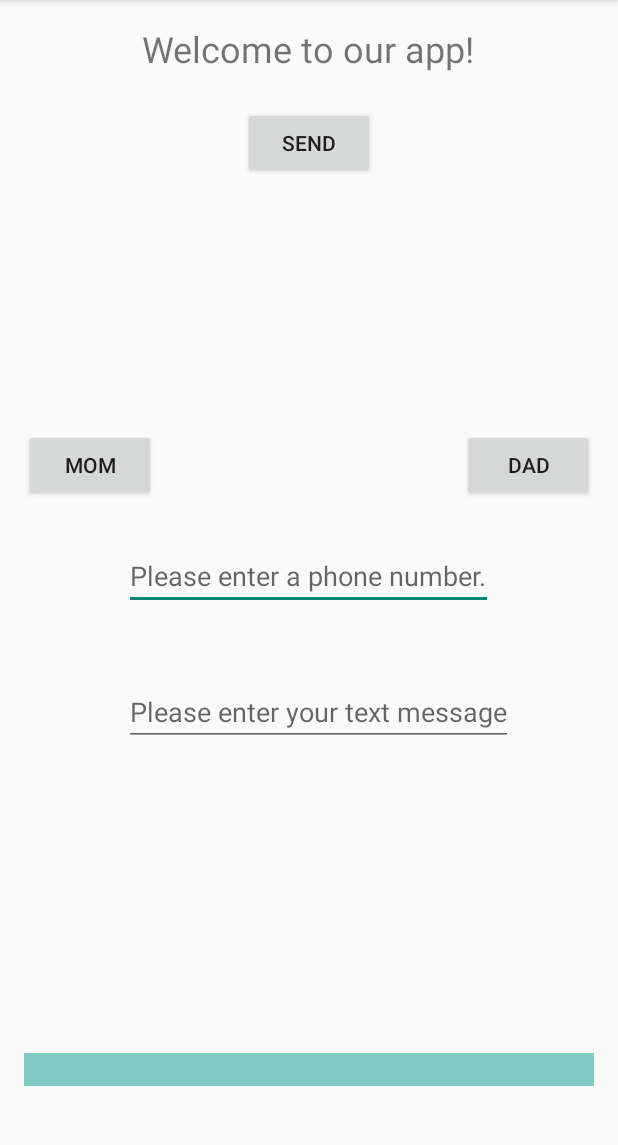
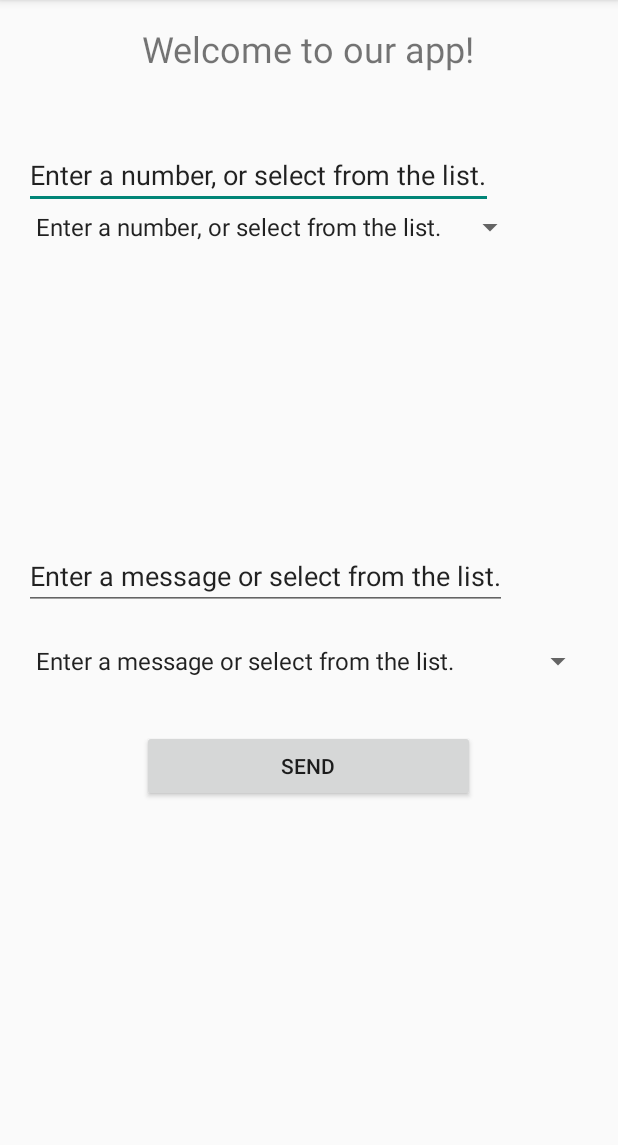
Before and after one commit to tristangaebler/TextingApp, an Android app: the screen it shows after launch (TextingActivity), on a phone screen of 412 x 824 dp, the part 84-1229 px from its top. Run offline under Robolectric (Android 15) with nearby library versions, the phone set to English and light mode, and no system bars.

Commit message:
My own version of the app

```diff
--- a/app/src/main/java/ctect/textingapp/TextingActivity.java
+++ b/app/src/main/java/ctect/textingapp/TextingActivity.java
@@ -31,14 +31,14 @@ import java.util.ArrayList;
 public class TextingActivity extends AppCompatActivity {
 
     private Button startButton;
-    private Button dadContact;
-    private Button momContact;
     private TextView titleBox;
     private EditText phoneNumber;
     private EditText TextMessage;
     private RelativeLayout backgroundLayout;
     private Spinner  textSpinner;
+    private Spinner numberSpinner;
     private ArrayList<String> messageList;
+    private ArrayList<String> phoneList;
 
 
     @Override
@@ -48,17 +48,17 @@ public class TextingActivity extends AppCompatActivity {
 
         //Init for the variables startButton and titleBox
         startButton = (Button) findViewById(R.id.StartButton);
-        dadContact = (Button) findViewById(R.id.dadContact);
-        momContact = (Button) findViewById(R.id.momContact);
         titleBox = (TextView) findViewById(R.id.titleBox);
         phoneNumber = (EditText) findViewById(R.id.phoneNumber);
         TextMessage = (EditText) findViewById(R.id.TextMessage);
         backgroundLayout = (RelativeLayout) findViewById(R.id.backgroundLayout);
         textSpinner = (Spinner) findViewById(R.id.spinner);
+        numberSpinner = (Spinner) findViewById(R.id.numberSpinner);
+
 
         //ArrayList with warm message greetings
         messageList = new ArrayList<String>();
-        messageList.add("");
+        messageList.add("Enter a message or select from the list.");
         messageList.add("Hi, how are you doing");
         messageList.add("Hi mom, I learned how to create a text message app today!");
         messageList.add("Text me like one of your French girls ;)");
@@ -71,9 +71,18 @@ public class TextingActivity extends AppCompatActivity {
         messageList.add("Ashton Brown");
         messageList.add("Braden Mabey");
         messageList.add("Tyler Jarrard");
+        messageList.add("");
 
+        phoneList = new ArrayList<String>();
+        phoneList.add("Enter a number, or select from the list.");
+        phoneList.add("8012441454");
+        phoneList.add("8015583942");
+        phoneList.add("3852889199");
+        phoneList.add("8017507515");
+        phoneList.add("");
 
         loadSpinner();
+        loadSpinnerP();
         setUpListeners();
     }
 
@@ -81,6 +90,13 @@ public class TextingActivity extends AppCompatActivity {
         ArrayAdapter<String> listAdapter = new ArrayAdapter<String>(this, android.R.layout.simple_spinner_item, messageList);
         listAdapter.setDropDownViewResource(android.R.layout.simple_spinner_dropdown_item);
         textSpinner.setAdapter(listAdapter);
+
+    }
+
+    private void loadSpinnerP() {
+        ArrayAdapter<String> listAdapter = new ArrayAdapter<String>(this, android.R.layout.simple_spinner_item, phoneList);
+        listAdapter.setDropDownViewResource(android.R.layout.simple_spinner_dropdown_item);
+        numberSpinner.setAdapter(listAdapter);
 
     }
 
@@ -140,22 +156,13 @@ public class TextingActivity extends AppCompatActivity {
 
 
     private void setUpListeners() {
-        momContact.setOnClickListener(new View.OnClickListener(){
-            public void onClick(View buttonView) {
-                phoneNumber.setText("8014626010");
-            }
-        });
-        dadContact.setOnClickListener(new View.OnClickListener() {
-            public void onClick(View buttonView) {
-                phoneNumber.setText("16502530000");
-            }
-        });
         startButton.setOnClickListener(new View.OnClickListener() {
             public void onClick(View buttonView) {
                 sendSMSMessage();
                 changeBackgroundColor();
             }
         });
+
         textSpinner.setOnItemSelectedListener(new AdapterView.OnItemSelectedListener() {
             public void onItemSelected(AdapterView<?> parent, View view, int pos, long id) {
                 TextMessage.setText(textSpinner.getSelectedItem().toString());
@@ -165,5 +172,15 @@ public class TextingActivity extends AppCompatActivity {
                 TextMessage.setText("");
             }
         });
+
+        numberSpinner.setOnItemSelectedListener(new AdapterView.OnItemSelectedListener() {
+            public void onItemSelected(AdapterView<?> parent, View view, int pos, long id) {
+                phoneNumber.setText(numberSpinner.getSelectedItem().toString());
+            }
+
+            public void onNothingSelected(AdapterView<?> parent) {
+                phoneNumber.setText("");
+            }
+        });
     }
 }
--- a/app/src/main/res/layout/activity_texting.xml
+++ b/app/src/main/res/layout/activity_texting.xml
@@ -11,28 +11,33 @@
         android:layout_height="wrap_content"
         android:text="@string/StartButton"
         android:id="@+id/StartButton"
-        android:layout_centerHorizontal="true"
-        android:layout_marginTop="55dp" />
+        android:layout_marginTop="34dp"
+        android:layout_below="@+id/spinner"
+        android:layout_alignLeft="@+id/titleBox"
+        android:layout_alignStart="@+id/titleBox"
+        android:layout_alignRight="@+id/titleBox"
+        android:layout_alignEnd="@+id/titleBox" />
 
     <EditText
         android:layout_width="wrap_content"
         android:layout_height="wrap_content"
         android:id="@+id/phoneNumber"
-        android:layout_centerVertical="true"
-        android:layout_centerHorizontal="true"
         android:hint="@string/PhoneNumber"
-        android:visibility="visible" />
+        android:visibility="visible"
+        android:layout_marginTop="45dp"
+        android:layout_below="@+id/titleBox"
+        android:layout_alignParentLeft="true"
+        android:layout_alignParentStart="true" />
 
     <EditText
         android:layout_width="wrap_content"
         android:layout_height="wrap_content"
         android:id="@+id/TextMessage"
-        android:layout_below="@+id/phoneNumber"
-        android:layout_alignLeft="@+id/phoneNumber"
-        android:layout_alignStart="@+id/phoneNumber"
-        android:layout_marginTop="45dp"
         android:hint="@string/TextMessage"
-        android:visibility="visible" />
+        android:visibility="visible"
+        android:layout_centerVertical="true"
+        android:layout_alignParentLeft="true"
+        android:layout_alignParentStart="true" />
 
     <TextView
         android:layout_width="wrap_content"
@@ -44,35 +49,23 @@
         android:theme="@style/AppTheme"
         android:textSize="24dp" />
 
-    <Button
-        android:layout_width="wrap_content"
-        android:layout_height="wrap_content"
-        android:text="@string/momContact"
-        android:id="@+id/momContact"
-        android:layout_above="@+id/phoneNumber"
-        android:layout_alignParentLeft="true"
-        android:layout_alignParentStart="true"
-        android:layout_marginBottom="27dp" />
-
-    <Button
-        android:layout_width="wrap_content"
-        android:layout_height="wrap_content"
-        android:text="@string/dadContact"
-        android:id="@+id/dadContact"
-        android:layout_alignTop="@+id/momContact"
-        android:layout_alignParentRight="true"
-        android:layout_alignParentEnd="true" />
-
 
     <Spinner
         android:layout_width="wrap_content"
         android:layout_height="wrap_content"
         android:id="@+id/spinner"
-        android:layout_alignParentBottom="true"
+        android:layout_marginTop="22dp"
+        android:layout_below="@+id/TextMessage"
         android:layout_alignParentRight="true"
-        android:layout_alignParentEnd="true"
-        android:layout_marginBottom="28dp"
-        android:background="@color/accent_material_dark" />
+        android:layout_alignParentEnd="true" />
+
+    <Spinner
+        android:layout_width="wrap_content"
+        android:layout_height="wrap_content"
+        android:id="@+id/numberSpinner"
+        android:layout_below="@+id/phoneNumber"
+        android:layout_alignParentLeft="true"
+        android:layout_alignParentStart="true" />
 
 
 </RelativeLayout>
```
